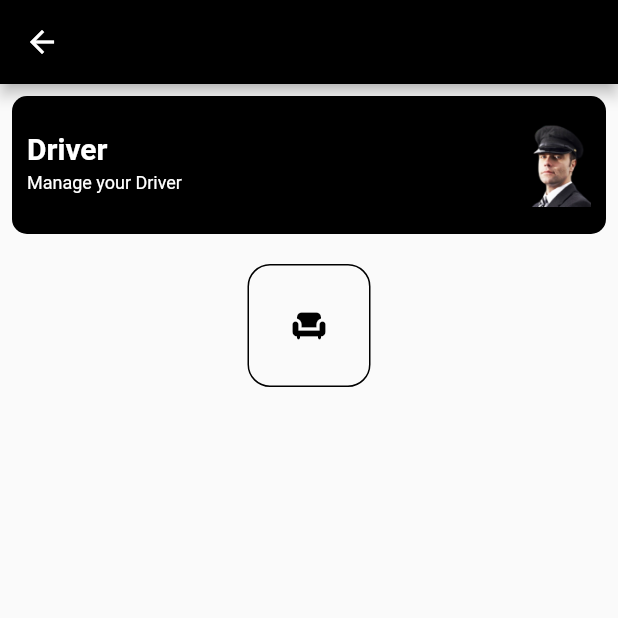
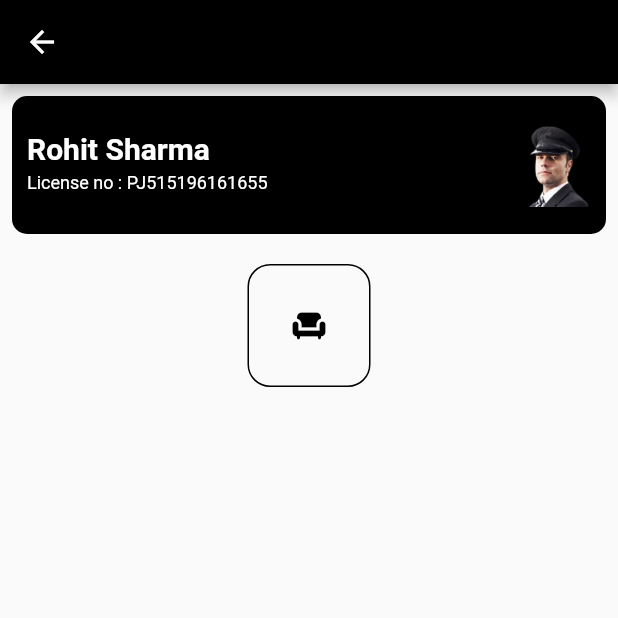
Before and after one commit to Krishnadas-personal/Bus_Booking_App, a Flutter app: the BusDetails screen opened directly with empty values, on a phone screen of 412 x 824 dp, the top half of it. Run offline on Flutter 3.47's test engine with Material 2 defaults, Android fonts, the phone set to English and light mode, and no system bars; our stand-ins replace shared_preferences; accounts and stored records are empty; network calls fail.

Commit message:
Chnaged the navigation in home page

```diff
--- a/lib/constants/constant.dart
+++ b/lib/constants/constant.dart
@@ -4,18 +4,6 @@ import '../screens/bus_list.dart';
 
 var baseurl= 'http://flutter.noviindus.co.in/api';
 
-List<Choices> choicess = <Choices>[
-    const Choices(
-        title: 'Bus',
-        subtitle: 'Manage your Bus',
-        image: 'bus.png',
-        color: Colors.red),
-    const Choices(
-        title: 'Driver',
-        subtitle: 'Manage your Driver',
-        image: 'driver.png',
-        color: Colors.black),
-  ];
 
   enum SeatLayout {
   oneByThree,
--- a/lib/main.dart
+++ b/lib/main.dart
@@ -8,6 +8,7 @@ import 'package:provider/provider.dart';
 import 'screens/bus_list.dart';
 import 'screens/driver_list.dart';
 import 'screens/get_started.dart';
+import 'screens/login_screen.dart';
 
 void main() {
   runApp(const MyApp());
@@ -43,6 +44,7 @@ class MyApp extends StatelessWidget {
                 builder: (ctx, authResult) =>
                     (authResult.data == false) ? const GetStarted() : const BusList()),
             routes: {
+              LoginScreen.routenames: (context) => const LoginScreen(),
               BusList.routenames: (context) => const BusList(),
               DriverList.routenames: (context) => const DriverList(),
             },
--- a/lib/screens/bus_details.dart
+++ b/lib/screens/bus_details.dart
@@ -36,19 +36,19 @@ class BusDetails extends StatelessWidget {
               shape: RoundedRectangleBorder(
                   borderRadius: BorderRadius.circular(10.0)),
               tileColor: Theme.of(context).primaryColor,
-              title: Text(choicess[1].title,
-                  style: const TextStyle(
+              title: const Text("Rohit Sharma",
+                  style: TextStyle(
                       color: Colors.white,
                       fontSize: 20.0,
                       fontWeight: FontWeight.bold)),
-              subtitle: Text(choicess[1].subtitle,
-                  style: const TextStyle(
+              subtitle: const Text("License no : PJ515196161655",
+                  style: TextStyle(
                     color: Colors.white,
                     fontSize: 12.0,
                   )),
               trailing: Image.asset(
-                fit: BoxFit.cover,
-                "assets/${choicess[1].image}",
+
+                "assets/driver.png",
               ),
             ),
             seatingLayout()
--- a/lib/screens/get_started.dart
+++ b/lib/screens/get_started.dart
@@ -17,11 +17,7 @@ class GetStarted extends StatelessWidget {
           buttonColor: Colors.white,
           textColor: Colors.red,
           onTap: () {
-            Navigator.of(context).push(
-              MaterialPageRoute(builder: (context) {
-                return const LoginScreen();
-              }),
-            );
+               Navigator.of(context).pushReplacementNamed(LoginScreen.routenames);
           }),
     );
   }
--- a/lib/screens/login_screen.dart
+++ b/lib/screens/login_screen.dart
@@ -7,6 +7,7 @@ import '../widgets/text_field.dart';
 import 'bus_list.dart';
 
 class LoginScreen extends StatefulWidget {
+    static const routenames = 'login';
   const LoginScreen({super.key});
 
   @override
@@ -34,7 +35,7 @@ class _LoginScreenState extends State<LoginScreen> {
       if (auth['status'] == true) {
         ScaffoldMessenger.of(context)
             .showSnackBar(SnackBar(content: Text(auth['message'])));
-        Navigator.of(context).pushNamed(BusList.routenames);
+        Navigator.of(context).pushReplacementNamed(BusList.routenames);
       } else {
         ScaffoldMessenger.of(context)
             .showSnackBar(SnackBar(content: Text(auth['message'])));
```
Also changed, not shown: lib/screens/bus_list.dart (+32 -10 lines), lib/screens/driver_list.dart (+19 -9 lines), lib/screens/driver_management.dart (+3 -4 lines), lib/widgets/grid.dart (+19 -9 lines), assets/bus.png, assets/driver.png, 1 other file.
